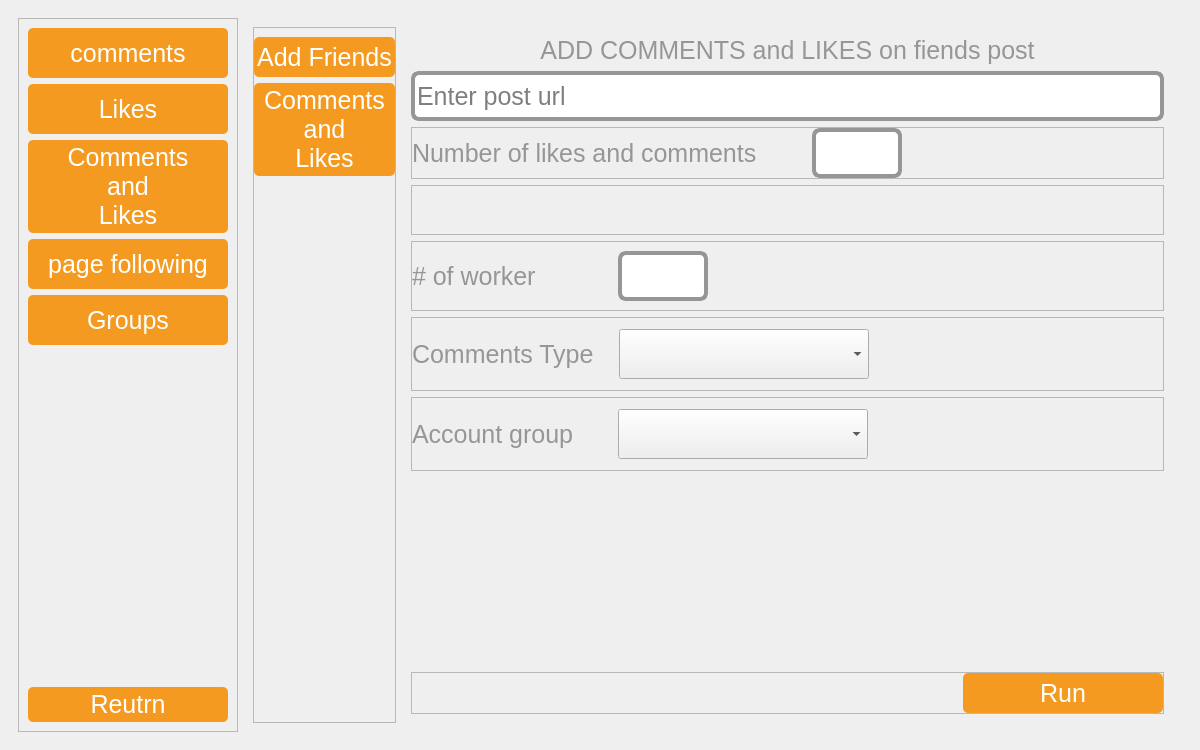
The window that Automator/ui/FacebookUI/Facebook_UI.ui (Nicola-Ibrahim/Selenium-Web-Automation) describes before a commit, drawn with Qt 5.
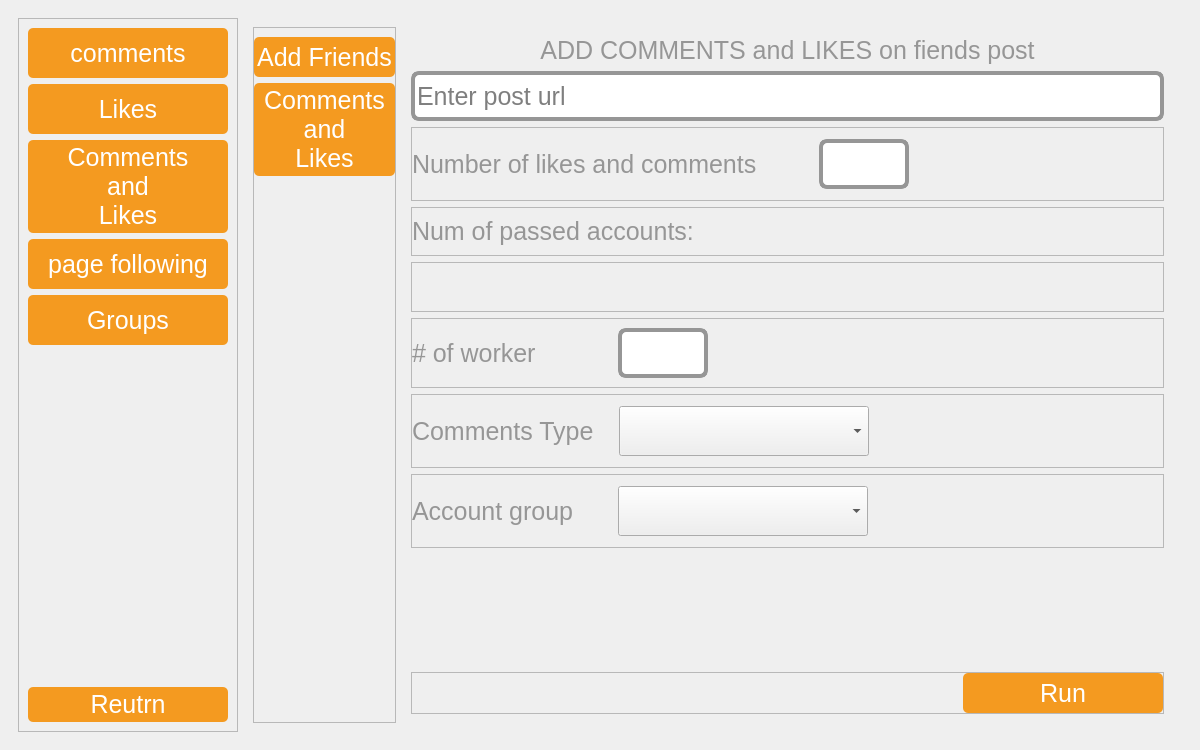
The same window after the commit. Icons and pictures are not drawn.

```diff
--- a/Automator/ui/FacebookUI/Facebook_UI.ui
+++ b/Automator/ui/FacebookUI/Facebook_UI.ui
@@ -2425,19 +2425,19 @@
                   </property>
                   <layout class="QHBoxLayout" name="horizontalLayout_32">
                    <property name="spacing">
-                    <number>0</number>
+                    <number>7</number>
                    </property>
                    <property name="leftMargin">
                     <number>0</number>
                    </property>
                    <property name="topMargin">
-                    <number>0</number>
+                    <number>11</number>
                    </property>
                    <property name="rightMargin">
                     <number>0</number>
                    </property>
                    <property name="bottomMargin">
-                    <number>0</number>
+                    <number>11</number>
                    </property>
                    <item>
                     <widget class="QLabel" name="label_30">
@@ -2484,6 +2484,38 @@
                   </layout>
                  </widget>
                 </item>
+                <item>
+                 <widget class="QFrame" name="frame_24">
+                  <property name="frameShape">
+                   <enum>QFrame::StyledPanel</enum>
+                  </property>
+                  <property name="frameShadow">
+                   <enum>QFrame::Raised</enum>
+                  </property>
+                  <layout class="QHBoxLayout" name="horizontalLayout_20">
+                   <property name="leftMargin">
+                    <number>0</number>
+                   </property>
+                   <property name="rightMargin">
+                    <number>0</number>
+                   </property>
+                   <item>
+                    <widget class="QLabel" name="label_24">
+                     <property name="text">
+                      <string>Num of passed accounts:</string>
+                     </property>
+                    </widget>
+                   </item>
+                   <item>
+                    <widget class="QLabel" name="groups_likes_comments_counter_lbl">
+                     <property name="text">
+                      <string/>
+                     </property>
+                    </widget>
+                   </item>
+                  </layout>
+                 </widget>
+                </item>
                 <item>
                  <widget class="QFrame" name="frame_36">
                   <property name="minimumSize">
```
